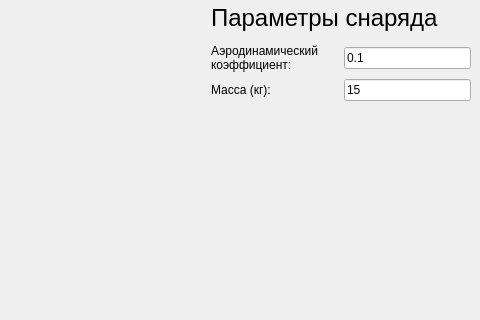
This is mainwindow.ui in spaceshine/Ballistic-calc as Qt 5 draws it before an edit; both pictures show x 720 to 1200 and y 259 to 579 of the 1200 by 900 pixel window. The edited form follows.
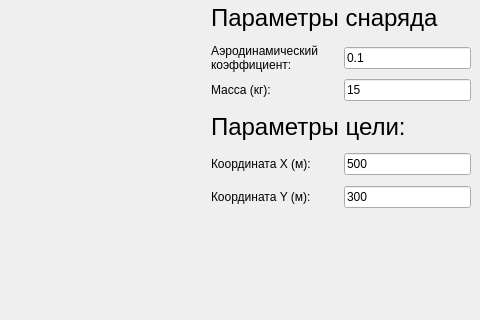
This is the edited form. Icons and pictures are not drawn.

Diff of the .ui file:
```diff
--- a/mainwindow.ui
+++ b/mainwindow.ui
@@ -1231,6 +1231,132 @@
         </item>
        </layout>
       </item>
+      <item>
+       <spacer name="verticalSpacer_19">
+        <property name="orientation">
+         <enum>Qt::Vertical</enum>
+        </property>
+        <property name="sizeType">
+         <enum>QSizePolicy::Fixed</enum>
+        </property>
+        <property name="sizeHint" stdset="0">
+         <size>
+          <width>20</width>
+          <height>5</height>
+         </size>
+        </property>
+       </spacer>
+      </item>
+      <item>
+       <widget class="QLabel" name="label_4">
+        <property name="minimumSize">
+         <size>
+          <width>0</width>
+          <height>30</height>
+         </size>
+        </property>
+        <property name="font">
+         <font>
+          <pointsize>18</pointsize>
+         </font>
+        </property>
+        <property name="text">
+         <string>Параметры цели:</string>
+        </property>
+       </widget>
+      </item>
+      <item>
+       <spacer name="verticalSpacer_20">
+        <property name="orientation">
+         <enum>Qt::Vertical</enum>
+        </property>
+        <property name="sizeType">
+         <enum>QSizePolicy::Fixed</enum>
+        </property>
+        <property name="sizeHint" stdset="0">
+         <size>
+          <width>20</width>
+          <height>5</height>
+         </size>
+        </property>
+       </spacer>
+      </item>
+      <item>
+       <layout class="QHBoxLayout" name="horizontalLayout_20">
+        <item>
+         <widget class="QLabel" name="label_6">
+          <property name="text">
+           <string>Координата X (м):</string>
+          </property>
+         </widget>
+        </item>
+        <item>
+         <widget class="QLineEdit" name="edt_target_x">
+          <property name="sizePolicy">
+           <sizepolicy hsizetype="Fixed" vsizetype="Fixed">
+            <horstretch>0</horstretch>
+            <verstretch>0</verstretch>
+           </sizepolicy>
+          </property>
+          <property name="maximumSize">
+           <size>
+            <width>130</width>
+            <height>16777215</height>
+           </size>
+          </property>
+          <property name="text">
+           <string>500</string>
+          </property>
+         </widget>
+        </item>
+       </layout>
+      </item>
+      <item>
+       <spacer name="verticalSpacer_21">
+        <property name="orientation">
+         <enum>Qt::Vertical</enum>
+        </property>
+        <property name="sizeType">
+         <enum>QSizePolicy::Fixed</enum>
+        </property>
+        <property name="sizeHint" stdset="0">
+         <size>
+          <width>20</width>
+          <height>5</height>
+         </size>
+        </property>
+       </spacer>
+      </item>
+      <item>
+       <layout class="QHBoxLayout" name="horizontalLayout_21">
+        <item>
+         <widget class="QLabel" name="label_8">
+          <property name="text">
+           <string>Координата Y (м):</string>
+          </property>
+         </widget>
+        </item>
+        <item>
+         <widget class="QLineEdit" name="edt_target_y">
+          <property name="sizePolicy">
+           <sizepolicy hsizetype="Fixed" vsizetype="Fixed">
+            <horstretch>0</horstretch>
+            <verstretch>0</verstretch>
+           </sizepolicy>
+          </property>
+          <property name="maximumSize">
+           <size>
+            <width>130</width>
+            <height>16777215</height>
+           </size>
+          </property>
+          <property name="text">
+           <string>300</string>
+          </property>
+         </widget>
+        </item>
+       </layout>
+      </item>
       <item>
        <spacer name="verticalSpacer_2">
         <property name="orientation">
```
